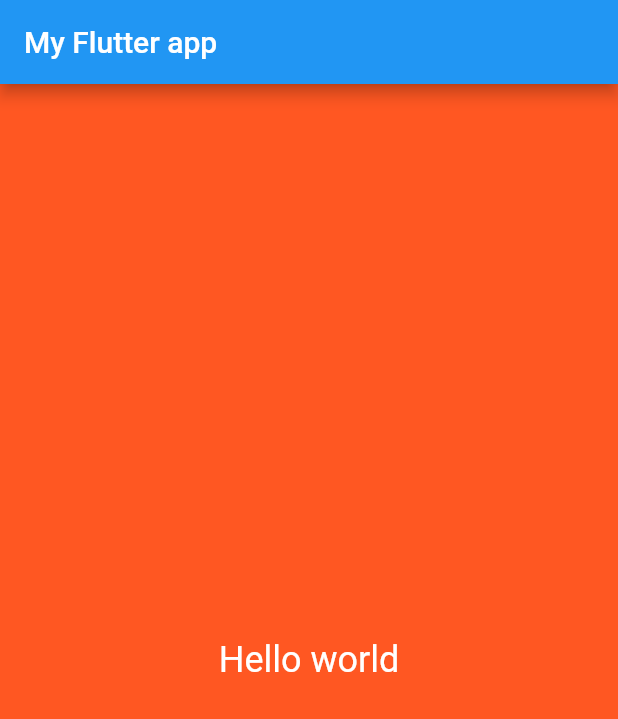
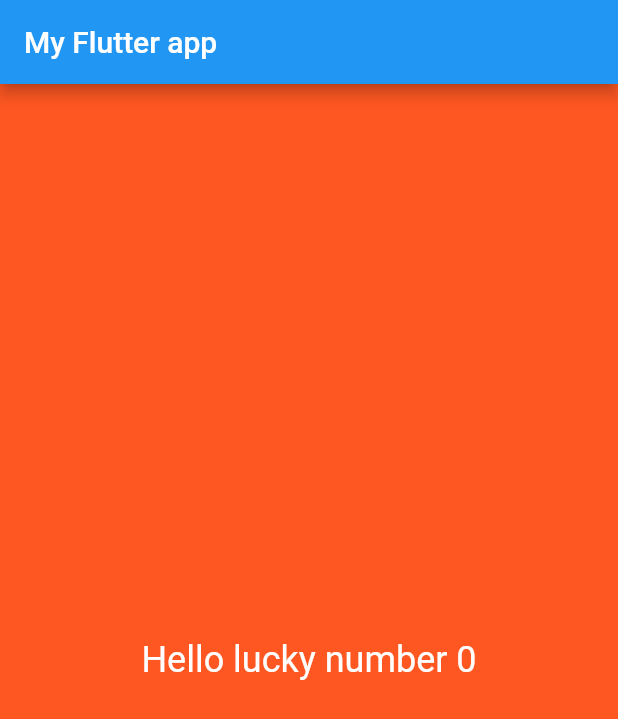
Before and after one commit to ralphZero/flutter_app, a Flutter app: the screen it shows after launch, on a phone screen of 412 x 824 dp. Shown: the top 719 px of the screen. Run offline on Flutter 3.47's test engine with Material 2 defaults, Android fonts, the phone set to English and light mode, and no system bars.

Commit message:
logical code

```diff
--- /dev/null
+++ b/lib/app_screens/first_screen.dart
@@ -0,0 +1,27 @@
+import 'dart:math';
+
+import 'package:flutter/material.dart';
+
+class FirstScreen extends StatelessWidget{
+
+  @override
+  Widget build(BuildContext context) {
+    return Material(
+      color: Colors.deepOrange,
+      child: Center(
+        child: Text(
+            "Hello lucky number ${generateLuckyNumber()}",
+            textDirection: TextDirection.ltr,
+            style: TextStyle(color: Colors.white, fontSize: 24.0)
+        ),
+      ),
+    );
+  }
+
+  int generateLuckyNumber(){
+    var random = Random();
+    int luckyNumber = random.nextInt(10);
+    return luckyNumber;
+  }
+
+}
--- a/lib/main.dart
+++ b/lib/main.dart
@@ -1,31 +1,23 @@
 import 'package:flutter/material.dart';
+import 'package:flutter_app/app_screens/first_screen.dart';
 
-void main(){
+void main() => runApp(MyFlutterApp());
 
-  runApp(
+class MyFlutterApp extends StatelessWidget{
 
-    MaterialApp(
+  @override
+  Widget build(BuildContext context) {
+    return MaterialApp(
+        debugShowCheckedModeBanner: false,
         title: "My Flutter App",
         home:
         Scaffold(
           appBar: AppBar(
             title: Text("My Flutter app"),
           ),
-        body: Material(
-          color: Colors.deepOrange,
-          child: Center(
-            child: Text(
-                "Hello world",
-                textDirection: TextDirection.ltr,
-                style: TextStyle(color: Colors.white, fontSize: 24.0)
-            ),
-          ),
-        ),
+          body: FirstScreen()
         )
-
-
-    )
-
-
     );
   }
+
+}
```
Lines whose indentation alone changed are shown as unchanged.
